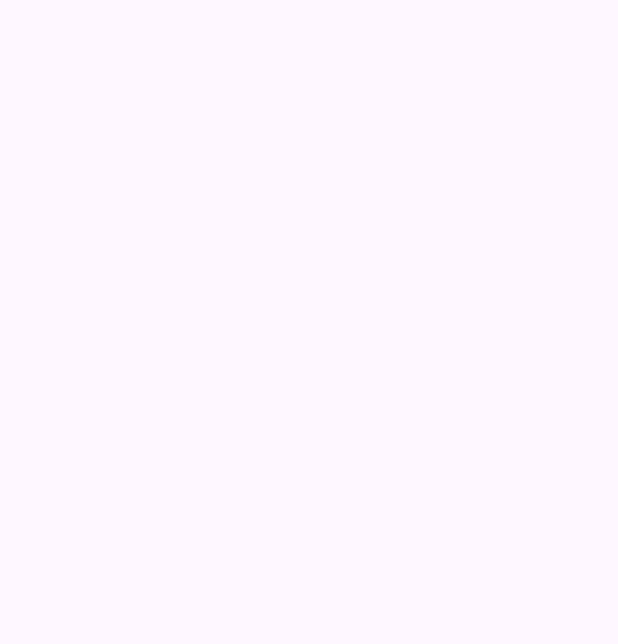
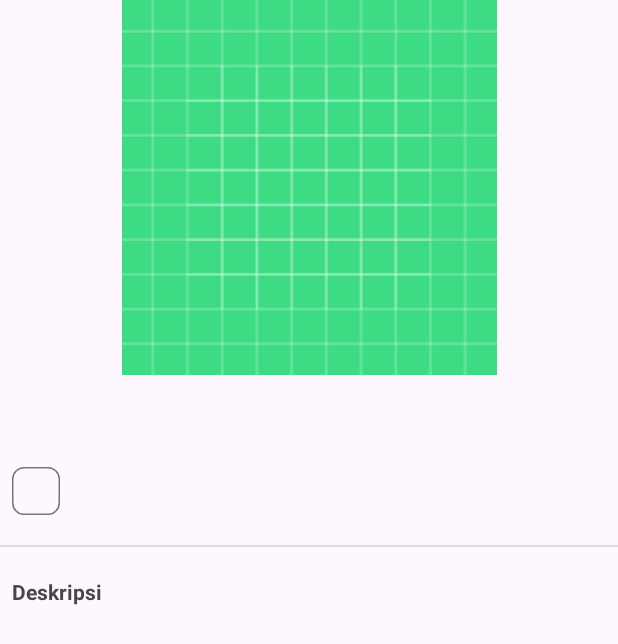
Before and after one commit to Baksoman/paba_recycler_view, an Android app: the DetailActivity screen opened directly, with no data from a screen before it, on a phone screen of 412 x 824 dp. Before the commit the part shown is empty. Shown: the top 644 px of the screen. Run offline under Robolectric (Android 15) with nearby library versions, the phone set to English and light mode, and no system bars.

Commit message:
membuat layout dan logika menerima data di detail activity

```diff
--- a/app/src/main/java/com/example/paba_recycler_view/DetailActivity.kt
+++ b/app/src/main/java/com/example/paba_recycler_view/DetailActivity.kt
@@ -5,16 +5,44 @@ import androidx.activity.enableEdgeToEdge
 import androidx.appcompat.app.AppCompatActivity
 import androidx.core.view.ViewCompat
 import androidx.core.view.WindowInsetsCompat
+import androidx.swiperefreshlayout.widget.CircularProgressDrawable
+import coil.load
+import com.example.paba_recycler_view.databinding.ActivityDetailBinding
 
 class DetailActivity : AppCompatActivity() {
+    private lateinit var binding: ActivityDetailBinding
+
     override fun onCreate(savedInstanceState: Bundle?) {
         super.onCreate(savedInstanceState)
         enableEdgeToEdge()
-        setContentView(R.layout.activity_detail)
+        binding = ActivityDetailBinding.inflate(layoutInflater)
+        setContentView(binding.root)
+//        setContentView(R.layout.activity_detail)
         ViewCompat.setOnApplyWindowInsetsListener(findViewById(R.id.main)) { v, insets ->
             val systemBars = insets.getInsets(WindowInsetsCompat.Type.systemBars())
             v.setPadding(systemBars.left, systemBars.top, systemBars.right, systemBars.bottom)
             insets
         }
+
+        val nama = intent.getStringExtra("nama")
+        val karakter = intent.getStringExtra("karakter")
+        val deskripsi = intent.getStringExtra("deskripsi")
+        val foto = intent.getStringExtra("foto")
+
+        binding.tvDetailNama.text = nama
+        binding.chipDetailKarakter.text = karakter
+        binding.tvDetailDeskripsi.text = deskripsi
+
+        val circularProgressDrawable = CircularProgressDrawable(this).apply {
+            strokeWidth = 5f
+            centerRadius = 30f
+            start()
+        }
+
+        binding.ivDetailGambar.load(foto) {
+            crossfade(true)
+            placeholder(circularProgressDrawable)
+            error(R.drawable.ic_launcher_background)
+        }
     }
 }
--- a/app/src/main/res/layout/activity_detail.xml
+++ b/app/src/main/res/layout/activity_detail.xml
@@ -5,6 +5,86 @@
     android:id="@+id/main"
     android:layout_width="match_parent"
     android:layout_height="match_parent"
+    android:padding="16dp"
     tools:context=".DetailActivity">
 
+    <ImageView
+        android:id="@+id/ivDetailGambar"
+        android:layout_width="0dp"
+        android:layout_height="250dp"
+        android:contentDescription="@null"
+        android:scaleType="fitCenter"
+        app:layout_constraintEnd_toEndOf="parent"
+        app:layout_constraintStart_toStartOf="parent"
+        app:layout_constraintTop_toTopOf="parent"
+        tools:src="@mipmap/ic_launcher" />
+
+    <TextView
+        android:id="@+id/tvDetailNama"
+        android:layout_width="0dp"
+        android:layout_height="wrap_content"
+        android:layout_marginTop="16dp"
+        android:textSize="22sp"
+        android:textStyle="bold"
+        app:layout_constraintEnd_toEndOf="parent"
+        app:layout_constraintStart_toStartOf="parent"
+        app:layout_constraintTop_toBottomOf="@id/ivDetailGambar"
+        tools:text="Nama Wayang" />
+
+    <com.google.android.material.chip.Chip
+        android:id="@+id/chipDetailKarakter"
+        android:layout_width="wrap_content"
+        android:layout_height="wrap_content"
+        android:layout_marginTop="8dp"
+        android:clickable="false"
+        android:focusable="false"
+        app:layout_constraintStart_toStartOf="parent"
+        app:layout_constraintTop_toBottomOf="@id/tvDetailNama"
+        tools:text="Karakter Wayang" />
+
+    <View
+        android:id="@+id/divider"
+        android:layout_width="0dp"
+        android:layout_height="1dp"
+        android:layout_marginTop="12dp"
+        android:background="?android:attr/listDivider"
+        app:layout_constraintEnd_toEndOf="parent"
+        app:layout_constraintStart_toStartOf="parent"
+        app:layout_constraintTop_toBottomOf="@id/chipDetailKarakter" />
+
+    <ScrollView
+        android:layout_width="0dp"
+        android:layout_height="0dp"
+        android:layout_marginTop="12dp"
+        app:layout_constraintBottom_toBottomOf="parent"
+        app:layout_constraintEnd_toEndOf="parent"
+        app:layout_constraintStart_toStartOf="parent"
+        app:layout_constraintTop_toBottomOf="@id/divider">
+
+        <LinearLayout
+            android:layout_width="match_parent"
+            android:layout_height="wrap_content"
+            android:orientation="vertical"
+            android:padding="8dp">
+
+            <TextView
+                android:id="@+id/tvLabelDeskripsi"
+                android:layout_width="wrap_content"
+                android:layout_height="wrap_content"
+                android:text="Deskripsi"
+                android:textSize="14sp"
+                android:textStyle="bold" />
+
+            <TextView
+                android:id="@+id/tvDetailDeskripsi"
+                android:layout_width="match_parent"
+                android:layout_height="wrap_content"
+                android:layout_marginTop="8dp"
+                android:lineSpacingExtra="4dp"
+                android:textSize="14sp"
+                tools:text="Detail Deskripsi Wayang" />
+
+        </LinearLayout>
+    </ScrollView>
+
 </androidx.constraintlayout.widget.ConstraintLayout>
```
